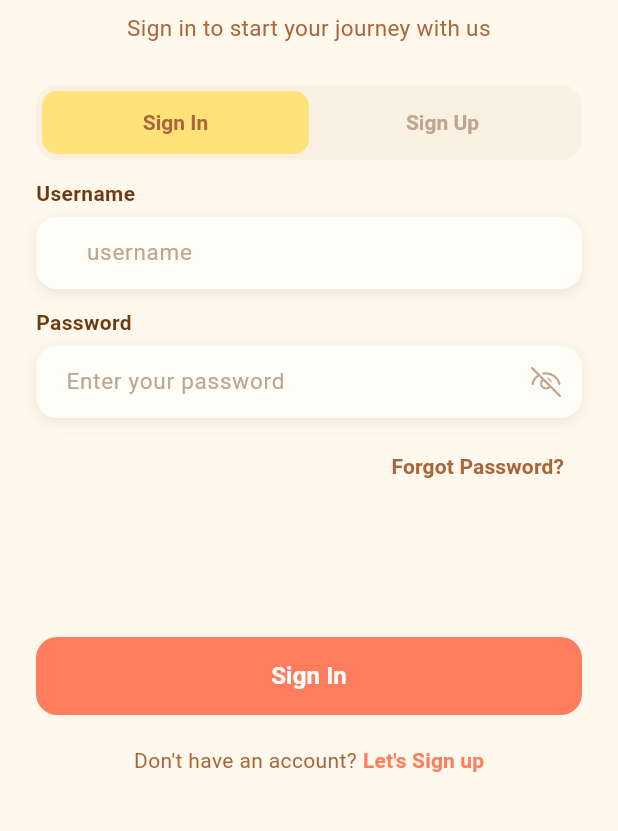
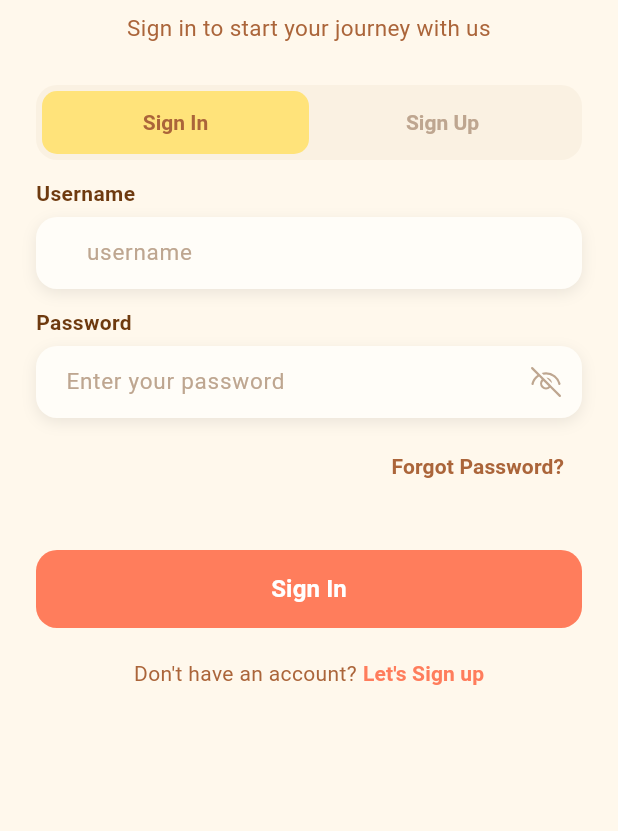
Before and after one commit to teeradui/RoamiO-frontend, a Flutter app: the screen it shows after launch, on a phone screen of 412 x 824 dp, the part 389-1220 px from its top. Run offline on Flutter 3.47's test engine with Material 3 defaults, Android fonts, the phone set to English and light mode, and no system bars; our stand-ins replace confetti, fl_chart, fluentui_system_icons, flutter_image_compress, flutter_material_design_icons, flutter_secure_storage and 9 more; missing offline and left inert: flutter_polyline_points, flutter_social_share_plus, ming_cute_icons, photo_manager, tabler_icons_plus, widget_recorder_plus; project files that could hold a hidden picture were left out.

Commit message:
little fix

```diff
--- a/lib/config/api_config.dart
+++ b/lib/config/api_config.dart
@@ -1,5 +1,5 @@
 class ApiConfig {
-  static const String baseUrl = 'http://10.195.4.84:3000/api';
+  static const String baseUrl = 'http://10.195.4.145:3000/api';
   static const String trips = '$baseUrl/trips';
   static String tripMembers(String tripId) => '$trips/$tripId/members';
   static String tripInvites(String tripId) => '$trips/$tripId/invites';
--- a/lib/screens/authentication/sign_in_screen.dart
+++ b/lib/screens/authentication/sign_in_screen.dart
@@ -1,10 +1,12 @@
+
 import 'package:fluentui_system_icons/fluentui_system_icons.dart';
 import 'package:flutter/material.dart';
+import 'package:flutter/services.dart';
 import 'package:provider/provider.dart';
 import 'package:roamio_frontend/screens/authentication/forgot_password_screen.dart';
+import 'package:roamio_frontend/screens/authentication/authentication_screen.dart';
 import 'package:roamio_frontend/theme/colors.dart';
 import 'package:roamio_frontend/viewmodels/sign_in_view_model.dart';
-import 'package:flutter/services.dart';
 
 class SignInScreen extends StatelessWidget {
   const SignInScreen({super.key});
@@ -58,10 +60,14 @@ class _SignInFormState extends State<_SignInForm> {
   }
 
   void _forgotPassword() {
-    ScaffoldMessenger.of(context).showSnackBar(
-      const SnackBar(content: Text('Forgot Password will be available soon.')),
+    Navigator.push(
+      context,
+      MaterialPageRoute(
+        builder: (_) => const ForgotPasswordScreen(),
+      ),
     );
   }
+
 
 @override
 Widget build(BuildContext context) {
@@ -70,6 +76,7 @@ class _SignInFormState extends State<_SignInForm> {
       return Form(
         key: _formKey,
         child: Column(
+          mainAxisSize: MainAxisSize.min,
           crossAxisAlignment: CrossAxisAlignment.start,
           children: [
             _buildTextField(
@@ -77,12 +84,13 @@ class _SignInFormState extends State<_SignInForm> {
               label: 'Username',
               hint: 'username',
               prefixText: '@',
-                inputFormatters: [FilteringTextInputFormatter.deny('@')],
+              inputFormatters: [
+                FilteringTextInputFormatter.deny('@'),
+              ],
               validator: (value) {
                 if (value == null || value.trim().isEmpty) {
                   return 'Please enter your username.';
                 }
-
                 return null;
               },
             ),
@@ -111,7 +119,6 @@ class _SignInFormState extends State<_SignInForm> {
                 if (value == null || value.isEmpty) {
                   return 'Please enter your password.';
                 }
-
                 return null;
               },
             ),
@@ -121,14 +128,7 @@ class _SignInFormState extends State<_SignInForm> {
             Align(
               alignment: Alignment.centerRight,
               child: TextButton(
-                  onPressed: () {
-                    Navigator.push(
-                      context,
-                      MaterialPageRoute(
-                        builder: (_) => const ForgotPasswordScreen(),
-                      ),
-                    );
-                  },
+                onPressed: _forgotPassword,
                 child: Text(
                   'Forgot Password?',
                   style: TextStyle(
@@ -139,7 +139,7 @@ class _SignInFormState extends State<_SignInForm> {
               ),
             ),
 
-              const SizedBox(height: 90),
+            const SizedBox(height: 32),
 
             SizedBox(
               width: double.infinity,
@@ -177,7 +177,10 @@ class _SignInFormState extends State<_SignInForm> {
               const SizedBox(height: 12),
               Text(
                 viewModel.errorMessage!,
-                  style: const TextStyle(color: Colors.red, fontSize: 14),
+                style: const TextStyle(
+                  color: Colors.red,
+                  fontSize: 14,
+                ),
               ),
             ],
           ],
@@ -186,6 +189,7 @@ class _SignInFormState extends State<_SignInForm> {
     },
   );
 }
+
 
   Widget _buildTextField({
     required TextEditingController controller,
@@ -198,6 +202,7 @@ class _SignInFormState extends State<_SignInForm> {
     List<TextInputFormatter>? inputFormatters,
   }) {
     return Column(
+      mainAxisSize: MainAxisSize.min,
       crossAxisAlignment: CrossAxisAlignment.start,
       children: [
         Text(
@@ -228,10 +233,15 @@ class _SignInFormState extends State<_SignInForm> {
             obscureText: obscureText,
             validator: validator,
             inputFormatters: inputFormatters,
-            style: TextStyle(color: AppColors.textPrimary, fontSize: 15),
+            style: TextStyle(
+              color: AppColors.textPrimary,
+              fontSize: 15,
+            ),
             decoration: InputDecoration(
               hintText: hint,
-              hintStyle: TextStyle(color: AppColors.textMuted),
+              hintStyle: TextStyle(
+                color: AppColors.textMuted,
+              ),
               prefixText: prefixText,
               prefixStyle: TextStyle(
                 color: AppColors.textPrimary,
@@ -239,41 +249,38 @@ class _SignInFormState extends State<_SignInForm> {
                 fontWeight: FontWeight.w500,
               ),
               suffixIcon: suffixIcon,
-
               filled: true,
               fillColor: Colors.transparent,
-
               contentPadding: const EdgeInsets.symmetric(
                 horizontal: 16,
                 vertical: 12,
               ),
-
               border: OutlineInputBorder(
                 borderRadius: BorderRadius.circular(14),
                 borderSide: BorderSide.none,
               ),
-
               enabledBorder: OutlineInputBorder(
                 borderRadius: BorderRadius.circular(14),
                 borderSide: BorderSide.none,
               ),
-
               focusedBorder: OutlineInputBorder(
                 borderRadius: BorderRadius.circular(14),
-                borderSide: BorderSide(
-                  color: const Color.fromARGB(255, 243, 209, 177),
+                borderSide: const BorderSide(
+                  color: Color.fromARGB(255, 243, 209, 177),
                   width: 1,
                 ),
               ),
-
               errorBorder: OutlineInputBorder(
                 borderRadius: BorderRadius.circular(14),
-                borderSide: const BorderSide(color: Colors.red),
+                borderSide: const BorderSide(
+                  color: Colors.red,
                 ),
-
+              ),
               focusedErrorBorder: OutlineInputBorder(
                 borderRadius: BorderRadius.circular(14),
-                borderSide: const BorderSide(color: Colors.red),
+                borderSide: const BorderSide(
+                  color: Colors.red,
+                ),
               ),
             ),
           ),
```
Also changed, not shown: lib/models/repository/trip_account_repository.dart (+53 -14 lines), lib/viewmodels/profile_view_model.dart (+7 -7 lines), 2 other files. Lines whose indentation alone changed are shown as unchanged.
